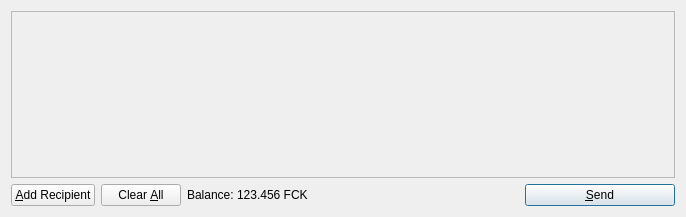
Before: the Qt Designer form src/qt/forms/sendcoinsdialog.ui in fckbankscoin/fckbankscoin, drawn with Qt 5.
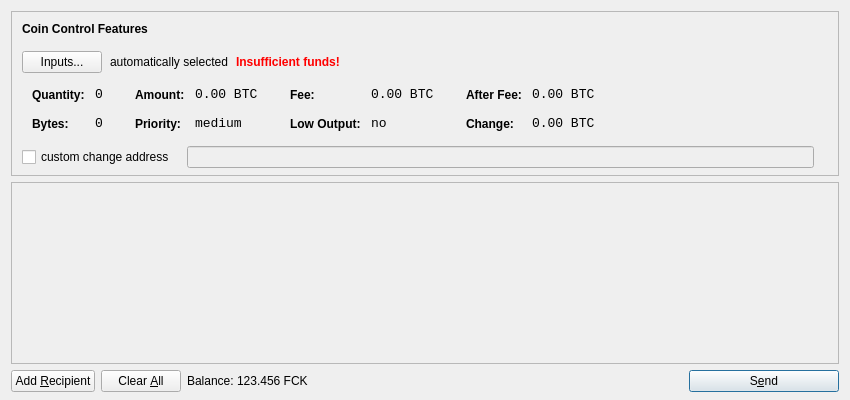
After: the same form once the commit is applied. Icons and pictures are not drawn.

What changed in the file:
```diff
--- a/src/qt/forms/sendcoinsdialog.ui
+++ b/src/qt/forms/sendcoinsdialog.ui
@@ -6,14 +6,615 @@
    <rect>
     <x>0</x>
     <y>0</y>
-    <width>686</width>
-    <height>217</height>
+    <width>850</width>
+    <height>400</height>
    </rect>
   </property>
   <property name="windowTitle">
    <string>Send Coins</string>
   </property>
-  <layout class="QVBoxLayout" name="verticalLayout">
+  <layout class="QVBoxLayout" name="verticalLayout" stretch="0,1,0">
+   <property name="bottomMargin">
+    <number>8</number>
+   </property>
+   <item>
+    <widget class="QFrame" name="frameCoinControl">
+     <property name="sizePolicy">
+      <sizepolicy hsizetype="Expanding" vsizetype="Expanding">
+       <horstretch>0</horstretch>
+       <verstretch>0</verstretch>
+      </sizepolicy>
+     </property>
+     <property name="maximumSize">
+      <size>
+       <width>16777215</width>
+       <height>16777215</height>
+      </size>
+     </property>
+     <property name="frameShape">
+      <enum>QFrame::StyledPanel</enum>
+     </property>
+     <property name="frameShadow">
+      <enum>QFrame::Sunken</enum>
+     </property>
+     <layout class="QVBoxLayout" name="verticalLayoutCoinControl2">
+      <property name="spacing">
+       <number>-1</number>
+      </property>
+      <property name="leftMargin">
+       <number>0</number>
+      </property>
+      <property name="topMargin">
+       <number>0</number>
+      </property>
+      <property name="rightMargin">
+       <number>0</number>
+      </property>
+      <property name="bottomMargin">
+       <number>6</number>
+      </property>
+      <item>
+       <layout class="QVBoxLayout" name="verticalLayoutCoinControl" stretch="0,0,0,0,1">
+        <property name="spacing">
+         <number>0</number>
+        </property>
+        <property name="leftMargin">
+         <number>10</number>
+        </property>
+        <property name="topMargin">
+         <number>10</number>
+        </property>
+        <item>
+         <layout class="QHBoxLayout" name="horizontalLayoutCoinControl1">
+          <property name="bottomMargin">
+           <number>15</number>
+          </property>
+          <item>
+           <widget class="QLabel" name="labelCoinControlFeatures">
+            <property name="sizePolicy">
+             <sizepolicy hsizetype="Preferred" vsizetype="Maximum">
+              <horstretch>0</horstretch>
+              <verstretch>0</verstretch>
+             </sizepolicy>
+            </property>
+            <property name="font">
+             <font>
+              <weight>75</weight>
+              <bold>true</bold>
+             </font>
+            </property>
+            <property name="styleSheet">
+             <string notr="true">font-weight:bold;</string>
+            </property>
+            <property name="text">
+             <string>Coin Control Features</string>
+            </property>
+           </widget>
+          </item>
+         </layout>
+        </item>
+        <item>
+         <layout class="QHBoxLayout" name="horizontalLayoutCoinControl2" stretch="0,0,0,0">
+          <property name="spacing">
+           <number>8</number>
+          </property>
+          <property name="bottomMargin">
+           <number>10</number>
+          </property>
+          <item>
+           <widget class="QPushButton" name="pushButtonCoinControl">
+            <property name="styleSheet">
+             <string notr="true"/>
+            </property>
+            <property name="text">
+             <string>Inputs...</string>
+            </property>
+           </widget>
+          </item>
+          <item>
+           <widget class="QLabel" name="labelCoinControlAutomaticallySelected">
+            <property name="text">
+             <string>automatically selected</string>
+            </property>
+            <property name="margin">
+             <number>5</number>
+            </property>
+           </widget>
+          </item>
+          <item>
+           <widget class="QLabel" name="labelCoinControlInsuffFunds">
+            <property name="font">
+             <font>
+              <weight>75</weight>
+              <bold>true</bold>
+             </font>
+            </property>
+            <property name="styleSheet">
+             <string notr="true">color:red;font-weight:bold;</string>
+            </property>
+            <property name="text">
+             <string>Insufficient funds!</string>
+            </property>
+            <property name="margin">
+             <number>5</number>
+            </property>
+           </widget>
+          </item>
+          <item>
+           <spacer name="horizontalSpacerCoinControl">
+            <property name="orientation">
+             <enum>Qt::Horizontal</enum>
+            </property>
+            <property name="sizeHint" stdset="0">
+             <size>
+              <width>40</width>
+              <height>1</height>
+             </size>
+            </property>
+           </spacer>
+          </item>
+         </layout>
+        </item>
+        <item>
+         <widget class="QWidget" name="widgetCoinControl" native="true">
+          <property name="sizePolicy">
+           <sizepolicy hsizetype="Preferred" vsizetype="Preferred">
+            <horstretch>0</horstretch>
+            <verstretch>0</verstretch>
+           </sizepolicy>
+          </property>
+          <property name="minimumSize">
+           <size>
+            <width>0</width>
+            <height>0</height>
+           </size>
+          </property>
+          <property name="styleSheet">
+           <string notr="true"/>
+          </property>
+          <layout class="QHBoxLayout" name="horizontalLayoutCoinControl5">
+           <property name="margin">
+            <number>0</number>
+           </property>
+           <item>
+            <layout class="QHBoxLayout" name="horizontalLayoutCoinControl3" stretch="0,0,0,1">
+             <property name="spacing">
+              <number>20</number>
+             </property>
+             <property name="topMargin">
+              <number>0</number>
+             </property>
+             <property name="bottomMargin">
+              <number>10</number>
+             </property>
+             <item>
+              <layout class="QFormLayout" name="formLayoutCoinControl1">
+               <property name="horizontalSpacing">
+                <number>10</number>
+               </property>
+               <property name="verticalSpacing">
+                <number>14</number>
+               </property>
+               <property name="leftMargin">
+                <number>10</number>
+               </property>
+               <property name="topMargin">
+                <number>4</number>
+               </property>
+               <property name="rightMargin">
+                <number>6</number>
+               </property>
+               <item row="0" column="0">
+                <widget class="QLabel" name="labelCoinControlQuantityText">
+                 <property name="styleSheet">
+                  <string notr="true">font-weight:bold;</string>
+                 </property>
+                 <property name="text">
+                  <string>Quantity:</string>
+                 </property>
+                 <property name="margin">
+                  <number>0</number>
+                 </property>
+                </widget>
+               </item>
+               <item row="0" column="1">
+                <widget class="QLabel" name="labelCoinControlQuantity">
+                 <property name="font">
+                  <font>
+                   <family>Monospace</family>
+                   <pointsize>10</pointsize>
+                  </font>
+                 </property>
+                 <property name="cursor">
+                  <cursorShape>IBeamCursor</cursorShape>
+                 </property>
+                 <property name="contextMenuPolicy">
+                  <enum>Qt::ActionsContextMenu</enum>
+                 </property>
+                 <property name="text">
+                  <string notr="true">0</string>
+                 </property>
+                 <property name="margin">
+                  <number>0</number>
+                 </property>
+                 <property name="textInteractionFlags">
+                  <set>Qt::LinksAccessibleByMouse|Qt::TextSelectableByKeyboard|Qt::TextSelectableByMouse</set>
+                 </property>
+                </widget>
+               </item>
+               <item row="1" column="0">
+                <widget class="QLabel" name="labelCoinControlBytesText">
+                 <property name="styleSheet">
+                  <string notr="true">font-weight:bold;</string>
+                 </property>
+                 <property name="text">
+                  <string>Bytes:</string>
+                 </property>
+                </widget>
+               </item>
+               <item row="1" column="1">
+                <widget class="QLabel" name="labelCoinControlBytes">
+                 <property name="font">
+                  <font>
+                   <family>Monospace</family>
+                   <pointsize>10</pointsize>
+                  </font>
+                 </property>
+                 <property name="cursor">
+                  <cursorShape>IBeamCursor</cursorShape>
+                 </property>
+                 <property name="contextMenuPolicy">
+                  <enum>Qt::ActionsContextMenu</enum>
+                 </property>
+                 <property name="text">
+                  <string notr="true">0</string>
+                 </property>
+                 <property name="textInteractionFlags">
+                  <set>Qt::LinksAccessibleByMouse|Qt::TextSelectableByKeyboard|Qt::TextSelectableByMouse</set>
+                 </property>
+                </widget>
+               </item>
+              </layout>
+             </item>
+             <item>
+              <layout class="QFormLayout" name="formLayoutCoinControl2">
+               <property name="horizontalSpacing">
+                <number>10</number>
+               </property>
+               <property name="verticalSpacing">
+                <number>14</number>
+               </property>
+               <property name="leftMargin">
+                <number>6</number>
+               </property>
+               <property name="topMargin">
+                <number>4</number>
+               </property>
+               <property name="rightMargin">
+                <number>6</number>
+               </property>
+               <item row="0" column="0">
+                <widget class="QLabel" name="labelCoinControlAmountText">
+                 <property name="styleSheet">
+                  <string notr="true">font-weight:bold;</string>
+                 </property>
+                 <property name="text">
+                  <string>Amount:</string>
+                 </property>
+                 <property name="margin">
+                  <number>0</number>
+                 </property>
+                </widget>
+               </item>
+               <item row="0" column="1">
+                <widget class="QLabel" name="labelCoinControlAmount">
+                 <property name="font">
+                  <font>
+                   <family>Monospace</family>
+                   <pointsize>10</pointsize>
+                  </font>
+                 </property>
+                 <property name="cursor">
+                  <cursorShape>IBeamCursor</cursorShape>
+                 </property>
+                 <property name="contextMenuPolicy">
+                  <enum>Qt::ActionsContextMenu</enum>
+                 </property>
+                 <property name="text">
+                  <string notr="true">0.00 BTC</string>
+                 </property>
+                 <property name="textInteractionFlags">
+                  <set>Qt::LinksAccessibleByMouse|Qt::TextSelectableByKeyboard|Qt::TextSelectableByMouse</set>
+                 </property>
+                </widget>
+               </item>
+               <item row="1" column="0">
+                <widget class="QLabel" name="labelCoinControlPriorityText">
+                 <property name="styleSheet">
+                  <string notr="true">font-weight:bold;</string>
+                 </property>
+                 <property name="text">
+                  <string>Priority:</string>
+                 </property>
+                </widget>
+               </item>
+               <item row="1" column="1">
+                <widget class="QLabel" name="labelCoinControlPriority">
+                 <property name="font">
+                  <font>
+                   <family>Monospace</family>
+                   <pointsize>10</pointsize>
+                  </font>
+                 </property>
+                 <property name="cursor">
+                  <cursorShape>IBeamCursor</cursorShape>
+                 </property>
+                 <property name="contextMenuPolicy">
+                  <enum>Qt::ActionsContextMenu</enum>
+                 </property>
+                 <property name="text">
+                  <string>medium</string>
+                 </property>
+                 <property name="textInteractionFlags">
+                  <set>Qt::LinksAccessibleByMouse|Qt::TextSelectableByKeyboard|Qt::TextSelectableByMouse</set>
+                 </property>
+                </widget>
+               </item>
+              </layout>
+             </item>
+             <item>
+              <layout class="QFormLayout" name="formLayoutCoinControl3">
+               <property name="horizontalSpacing">
+                <number>10</number>
+               </property>
+               <property name="verticalSpacing">
+                <number>14</number>
+               </property>
+               <property name="leftMargin">
+                <number>6</number>
+               </property>
+               <property name="topMargin">
+                <number>4</number>
+               </property>
+               <property name="rightMargin">
+                <number>6</number>
+               </property>
+               <item row="0" column="0">
+                <widget class="QLabel" name="labelCoinControlFeeText">
+                 <property name="styleSheet">
+                  <string notr="true">font-weight:bold;</string>
+                 </property>
+                 <property name="text">
+                  <string>Fee:</string>
+                 </property>
+                 <property name="margin">
+                  <number>0</number>
+                 </property>
+                </widget>
+               </item>
+               <item row="0" column="1">
+                <widget class="QLabel" name="labelCoinControlFee">
+                 <property name="font">
+                  <font>
+                   <family>Monospace</family>
+                   <pointsize>10</pointsize>
+                  </font>
+                 </property>
+                 <property name="cursor">
+                  <cursorShape>IBeamCursor</cursorShape>
+                 </property>
+                 <property name="contextMenuPolicy">
+                  <enum>Qt::ActionsContextMenu</enum>
+                 </property>
+                 <property name="text">
+                  <string notr="true">0.00 BTC</string>
+                 </property>
+                 <property name="textInteractionFlags">
+                  <set>Qt::LinksAccessibleByMouse|Qt::TextSelectableByKeyboard|Qt::TextSelectableByMouse</set>
+                 </property>
+                </widget>
+               </item>
+               <item row="1" column="0">
+                <widget class="QLabel" name="labelCoinControlLowOutputText">
+                 <property name="styleSheet">
+                  <string notr="true">font-weight:bold;</string>
+                 </property>
+                 <property name="text">
+                  <string>Low Output:</string>
+                 </property>
+                </widget>
+               </item>
+               <item row="1" column="1">
+                <widget class="QLabel" name="labelCoinControlLowOutput">
+                 <property name="font">
+                  <font>
+                   <family>Monospace</family>
+                   <pointsize>10</pointsize>
+                  </font>
+                 </property>
+                 <property name="cursor">
+                  <cursorShape>IBeamCursor</cursorShape>
+                 </property>
+                 <property name="contextMenuPolicy">
+                  <enum>Qt::ActionsContextMenu</enum>
+                 </property>
+                 <property name="text">
+                  <string>no</string>
+                 </property>
+                 <property name="textInteractionFlags">
+                  <set>Qt::LinksAccessibleByMouse|Qt::TextSelectableByKeyboard|Qt::TextSelectableByMouse</set>
+                 </property>
+                </widget>
+               </item>
+              </layout>
+             </item>
+             <item>
+              <layout class="QFormLayout" name="formLayoutCoinControl4">
+               <property name="horizontalSpacing">
+                <number>10</number>
+               </property>
+               <property name="verticalSpacing">
+                <number>14</number>
+               </property>
+               <property name="leftMargin">
+                <number>6</number>
+               </property>
+               <property name="topMargin">
+                <number>4</number>
+               </property>
+               <property name="rightMargin">
+                <number>6</number>
+               </property>
+               <item row="0" column="0">
+                <widget class="QLabel" name="labelCoinControlAfterFeeText">
+                 <property name="styleSheet">
+                  <string notr="true">font-weight:bold;</string>
+                 </property>
+                 <property name="text">
+                  <string>After Fee:</string>
+                 </property>
+                 <property name="margin">
+                  <number>0</number>
+                 </property>
+                </widget>
+               </item>
+               <item row="0" column="1">
+                <widget class="QLabel" name="labelCoinControlAfterFee">
+                 <property name="font">
+                  <font>
+                   <family>Monospace</family>
+                   <pointsize>10</pointsize>
+                  </font>
+                 </property>
+                 <property name="cursor">
+                  <cursorShape>IBeamCursor</cursorShape>
+                 </property>
+                 <property name="contextMenuPolicy">
+                  <enum>Qt::ActionsContextMenu</enum>
+                 </property>
+                 <property name="text">
+                  <string notr="true">0.00 BTC</string>
+                 </property>
+                 <property name="textInteractionFlags">
+                  <set>Qt::LinksAccessibleByMouse|Qt::TextSelectableByKeyboard|Qt::TextSelectableByMouse</set>
+                 </property>
+                </widget>
+               </item>
+               <item row="1" column="0">
+                <widget class="QLabel" name="labelCoinControlChangeText">
+                 <property name="styleSheet">
+                  <string notr="true">font-weight:bold;</string>
+                 </property>
+                 <property name="text">
+                  <string>Change:</string>
+                 </property>
+                </widget>
+               </item>
+               <item row="1" column="1">
+                <widget class="QLabel" name="labelCoinControlChange">
+                 <property name="font">
+                  <font>
+                   <family>Monospace</family>
+                   <pointsize>10</pointsize>
+                  </font>
+                 </property>
+                 <property name="cursor">
+                  <cursorShape>IBeamCursor</cursorShape>
+                 </property>
+                 <property name="contextMenuPolicy">
+                  <enum>Qt::ActionsContextMenu</enum>
+                 </property>
+                 <property name="text">
+                  <string notr="true">0.00 BTC</string>
+                 </property>
+                 <property name="textInteractionFlags">
+                  <set>Qt::LinksAccessibleByMouse|Qt::TextSelectableByKeyboard|Qt::TextSelectableByMouse</set>
+                 </property>
+                </widget>
+               </item>
+              </layout>
+             </item>
+            </layout>
+           </item>
+          </layout>
+         </widget>
+        </item>
+        <item>
+         <layout class="QHBoxLayout" name="horizontalLayoutCoinControl4" stretch="0,0,0">
+          <property name="spacing">
+           <number>12</number>
+          </property>
+          <property name="sizeConstraint">
+           <enum>QLayout::SetDefaultConstraint</enum>
+          </property>
+          <property name="topMargin">
+           <number>5</number>
+          </property>
+          <property name="rightMargin">
+           <number>5</number>
+          </property>
+          <item>
+           <widget class="QCheckBox" name="checkBoxCoinControlChange">
+            <property name="text">
+             <string>custom change address</string>
+            </property>
+           </widget>
+          </item>
+          <item>
+           <widget class="QLineEdit" name="lineEditCoinControlChange">
+            <property name="enabled">
+             <bool>false</bool>
+            </property>
+            <property name="sizePolicy">
+             <sizepolicy hsizetype="Expanding" vsizetype="Fixed">
+              <horstretch>0</horstretch>
+              <verstretch>0</verstretch>
+             </sizepolicy>
+            </property>
+           </widget>
+          </item>
+          <item>
+           <widget class="QLabel" name="labelCoinControlChangeLabel">
+            <property name="sizePolicy">
+             <sizepolicy hsizetype="Preferred" vsizetype="Expanding">
+              <horstretch>0</horstretch>
+              <verstretch>0</verstretch>
+             </sizepolicy>
+            </property>
+            <property name="minimumSize">
+             <size>
+              <width>0</width>
+              <height>0</height>
+             </size>
+            </property>
+            <property name="text">
+             <string/>
+            </property>
+            <property name="margin">
+             <number>3</number>
+            </property>
+           </widget>
+          </item>
+         </layout>
+        </item>
+        <item>
+         <spacer name="verticalSpacerCoinControl">
+          <property name="orientation">
+           <enum>Qt::Vertical</enum>
+          </property>
+          <property name="sizeHint" stdset="0">
+           <size>
+            <width>800</width>
+            <height>1</height>
+           </size>
+          </property>
+         </spacer>
+        </item>
+       </layout>
+      </item>
+     </layout>
+    </widget>
+   </item>
    <item>
     <widget class="QScrollArea" name="scrollArea">
      <property name="widgetResizable">
@@ -24,7 +625,7 @@
        <rect>
         <x>0</x>
         <y>0</y>
-        <width>666</width>
+        <width>830</width>
         <height>165</height>
        </rect>
       </property>
@@ -64,7 +665,7 @@
         <string>Send to multiple recipients at once</string>
        </property>
        <property name="text">
-        <string>&amp;Add Recipient</string>
+        <string>Add &amp;Recipient</string>
        </property>
        <property name="icon">
         <iconset resource="../bitcoin.qrc">
@@ -153,7 +754,7 @@
         <string>Confirm the send action</string>
        </property>
        <property name="text">
-        <string>&amp;Send</string>
+        <string>S&amp;end</string>
        </property>
        <property name="icon">
         <iconset resource="../bitcoin.qrc">
```
